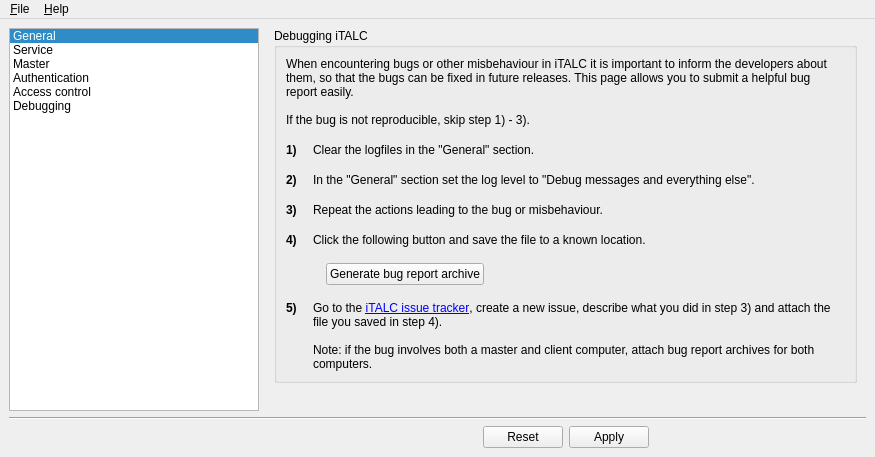
Before: the Qt Designer form configurator/forms/MainWindow.ui in veyon/veyon, drawn with Qt 5.
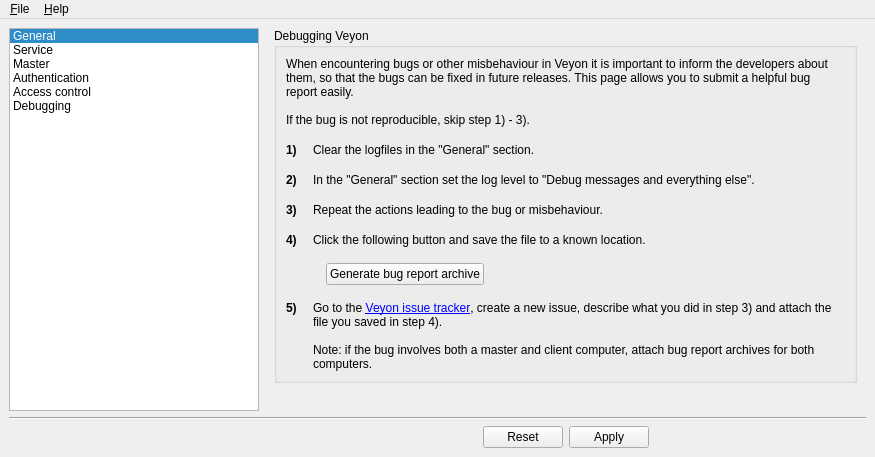
After: the same form once the commit is applied. The open tabs and pages were chosen to show the change. Icons and pictures are not drawn. Custom widgets are drawn as their Qt base class.

Commit message:
Relaunch as Veyon
The software is now called "Veyon" (Virtual Eye On Networks) to reflect
the broader area of use (not just limited to classroom management
purposes) and also avoid possible conflicts with existing brands with
similar names. It also reflects the complete overhaul of the whole
software.

```diff
--- a/configurator/forms/MainWindow.ui
+++ b/configurator/forms/MainWindow.ui
@@ -32,7 +32,7 @@
         <item>
          <widget class="QGroupBox" name="groupBox_10">
           <property name="title">
-           <string>Debugging iTALC</string>
+           <string>Debugging Veyon</string>
           </property>
           <layout class="QVBoxLayout" name="verticalLayout_12" stretch="0,0,0,0,0,0,0">
            <property name="spacing">
@@ -47,7 +47,7 @@
               </sizepolicy>
              </property>
              <property name="text">
-              <string>When encountering bugs or other misbehaviour in iTALC it is important to inform the developers about them, so that the bugs can be fixed in future releases. This page allows you to submit a helpful bug report easily.
+              <string>When encountering bugs or other misbehaviour in Veyon it is important to inform the developers about them, so that the bugs can be fixed in future releases. This page allows you to submit a helpful bug report easily.
 
 If the bug is not reproducible, skip step 1) - 3).</string>
              </property>
@@ -285,7 +285,7 @@
                 </sizepolicy>
                </property>
                <property name="text">
-                <string>Go to the &lt;a href=&quot;https://github.com/iTALC/italc/issues&quot;&gt;iTALC issue tracker&lt;/a&gt;, create a new issue, describe what you did in step 3) and attach the file you saved in step 4).&lt;/p&gt;
+                <string>Go to the &lt;a href=&quot;https://github.com/Veyon/veyon/issues&quot;&gt;Veyon issue tracker&lt;/a&gt;, create a new issue, describe what you did in step 3) and attach the file you saved in step 4).&lt;/p&gt;
 &lt;br/&gt;
 &lt;br/&gt;
 Note: if the bug involves both a master and client computer, attach bug report archives for both computers.</string>
```
Left out of the diff: 36 changed lines with no effect on the pictures. The commit also changes 353 other files.
